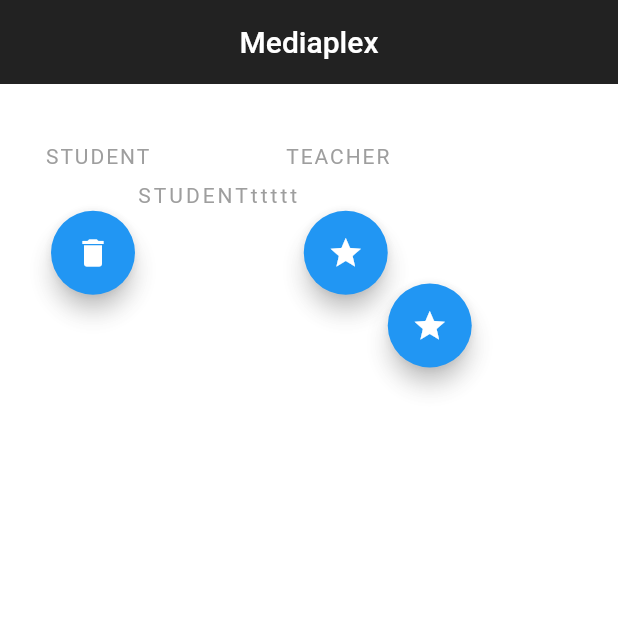
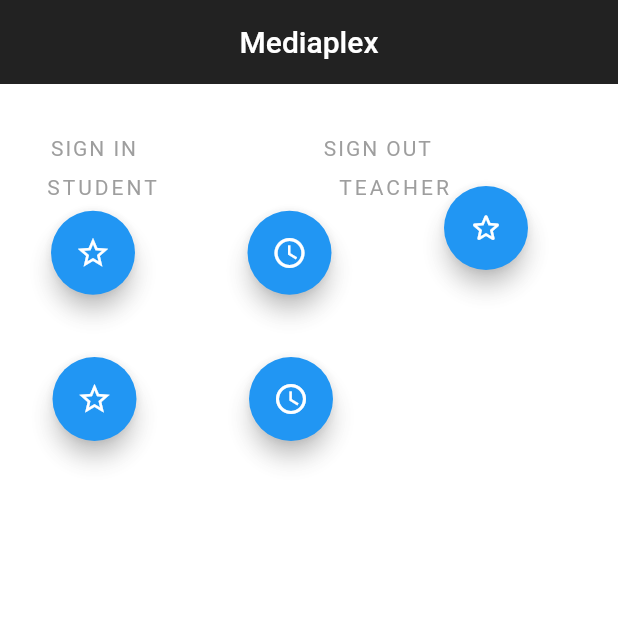
Before and after one commit to walkercompsci/media_center_app, a Flutter app: the screen it shows after launch, on a phone screen of 412 x 824 dp, the top half of it. Run offline on Flutter 3.47's test engine with Material 2 defaults, Android fonts, the phone set to English and light mode, and no system bars.

Commit message:
got 5 buttons and 4 words on screen and movable

```diff
--- a/lib/main.dart
+++ b/lib/main.dart
@@ -1,15 +1,15 @@
 import 'package:flutter/material.dart';
 
 void main() => runApp(MaterialApp(
-  home: NinjaCard(),
+  home: MediaApp(),
 ));
 
-class NinjaCard extends StatefulWidget {
+class MediaApp extends StatefulWidget {
   @override
-  _NinjaCardState createState() => _NinjaCardState();
+  _MediaAppState createState() => _MediaAppState();
 }
 
-class _NinjaCardState extends State<NinjaCard> {
+class _MediaAppState extends State<MediaApp> {
 
   @override
   Widget build(BuildContext context) {
@@ -27,27 +27,27 @@ class _NinjaCardState extends State<NinjaCard> {
               children: [
                 FloatingActionButton(
                   child: Icon(
-                    Icons.delete
+                      Icons.star_border_purple500_sharp
                   ),
                   onPressed: () {}, // ask for student log in
                 ),
                 SizedBox(
-                width: 112.5,
+                  width: 75,
 //                  height: 100,
                 ),
                 FloatingActionButton(
                   child: Icon(
-                    Icons.star
+                      Icons.watch_later_outlined
                   ),
                   onPressed: () {}, // ask for teacher log in
                 ),
                 Padding(
-                padding: const EdgeInsets.fromLTRB(0, 205, 0, 0),
+                  padding: const EdgeInsets.fromLTRB(75, 140, 0, 0),
                   child: Column(
                     children: [
                       FloatingActionButton(
                         child: Icon(
-                          Icons.star
+                            Icons.star_border_rounded
                         ),
                         onPressed: () {}, // ask for teacher log in
                       ),
@@ -59,20 +59,24 @@ class _NinjaCardState extends State<NinjaCard> {
         ),
 
         body: Padding(
-        padding: EdgeInsets.fromLTRB(30.0, 40.0, 30.0, 0.0),
+            padding: EdgeInsets.fromLTRB(0, 35, 0, 0),
             child: Column(
-          crossAxisAlignment: CrossAxisAlignment.center,
+                crossAxisAlignment: CrossAxisAlignment.start,
                 children: <Widget>[
                   Text(
-                'STUDENT                   TEACHER',
+                      '       SIGN IN                          SIGN OUT',
                       style: TextStyle(
                         color: Colors.grey,
                         letterSpacing: 1.3,
                       )
                   ),
                   SizedBox(height: 10.0),
+                  Padding(
+                    padding: const EdgeInsets.fromLTRB(25, 0, 0, 0),
+                    child: Column(
+                      children: [
                         Text(
-                'STUDENTttttt',
+                            ' STUDENT                      TEACHER',
                             style: TextStyle(
                               color: Colors.grey,
                               letterSpacing: 2.0,
@@ -81,6 +85,31 @@ class _NinjaCardState extends State<NinjaCard> {
                       ],
                     ),
                   ),
+                  Padding(
+                      padding: const EdgeInsets.fromLTRB(35, 105, 30, 0),
+                      child: Row(
+                          children: [
+                            FloatingActionButton(
+                              child: Icon(
+                                  Icons.star_border_purple500_sharp
+                              ),
+                              onPressed: () {}, // ask for student log in
+                            ),
+                            SizedBox(
+                              width: 75,
+                            ),
+                            FloatingActionButton(
+                              child: Icon(
+                                  Icons.watch_later_outlined
+                              ),
+                              onPressed: () {}, // ask for teacher log in
+                            ),
+                          ]
+                      )
+                  )
+                ]
+            )
+        )
     );
   }
 }
```
Also changed, not shown: lib/main_2.dart (+36 -7 lines), lib/notes.dart (+9 -0 lines). Lines whose indentation alone changed are shown as unchanged.
